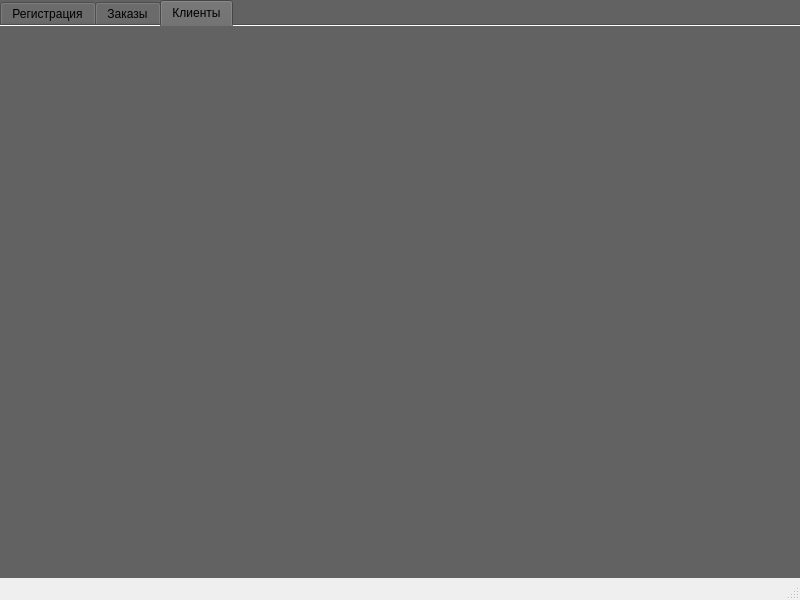
Above: Interface.ui from CheckHHH/DataBasePP before the change. Below: the same form after it.
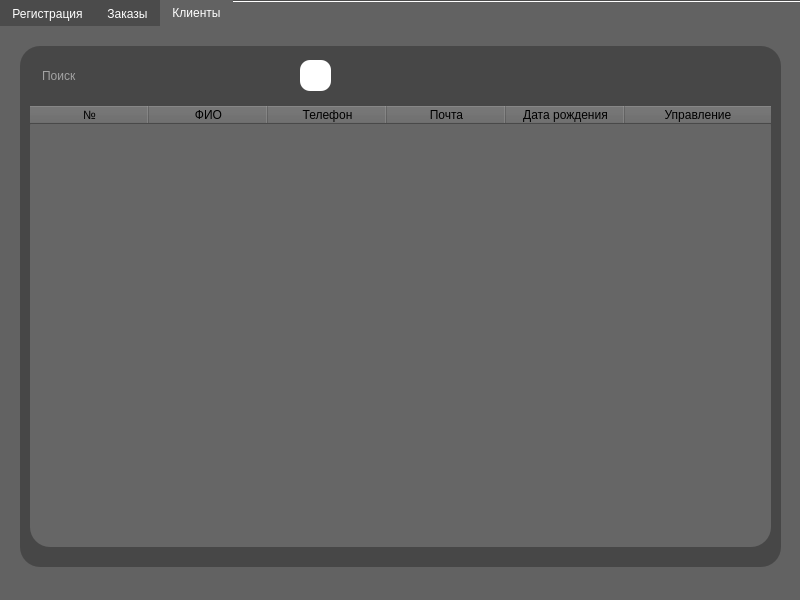
That is the form after the change. The open tabs and pages were chosen to show the change.

```diff
--- a/Interface.ui
+++ b/Interface.ui
@@ -25,6 +25,9 @@
   <property name="windowTitle">
    <string>MainWindow</string>
   </property>
+  <property name="styleSheet">
+   <string notr="true">background: rgb(98, 98, 98);</string>
+  </property>
   <property name="animated">
    <bool>true</bool>
   </property>
@@ -45,7 +48,33 @@
      <bool>false</bool>
     </property>
     <property name="styleSheet">
-     <string notr="true">background-color: rgb(98, 98, 98);</string>
+     <string notr="true">
+
+QTabWidget::pane 
+{
+	font:8pt &quot;Segoe UI Black&quot;;
+	border: 0px;
+	border-radius: 5%;
+	
+}
+
+QTabBar::tab
+{
+	color: rgb(255, 255, 255);
+	background-color: rgb(75, 75, 75);
+}
+
+QTabBar::tab:selected
+{
+	background: rgb(98, 98, 98);
+}
+
+QTabBar::tab:hover
+{
+	
+	
+	background-color: rgb(85, 85, 85);
+}</string>
     </property>
     <property name="currentIndex">
      <number>1</number>
@@ -584,6 +613,168 @@
      <attribute name="title">
       <string>Клиенты</string>
      </attribute>
+     <widget class="QGroupBox" name="groupBox_3">
+      <property name="geometry">
+       <rect>
+        <x>20</x>
+        <y>20</y>
+        <width>761</width>
+        <height>521</height>
+       </rect>
+      </property>
+      <property name="styleSheet">
+       <string notr="true">background-color: rgb(71, 71, 71);
+border-radius: 20%;</string>
+      </property>
+      <property name="title">
+       <string/>
+      </property>
+      <property name="alignment">
+       <set>Qt::AlignLeading|Qt::AlignLeft|Qt::AlignVCenter</set>
+      </property>
+      <property name="flat">
+       <bool>true</bool>
+      </property>
+      <property name="checkable">
+       <bool>false</bool>
+      </property>
+      <widget class="QTableWidget" name="tableWidget_3">
+       <property name="geometry">
+        <rect>
+         <x>10</x>
+         <y>60</y>
+         <width>741</width>
+         <height>441</height>
+        </rect>
+       </property>
+       <property name="minimumSize">
+        <size>
+         <width>741</width>
+         <height>441</height>
+        </size>
+       </property>
+       <property name="maximumSize">
+        <size>
+         <width>741</width>
+         <height>441</height>
+        </size>
+       </property>
+       <property name="mouseTracking">
+        <bool>false</bool>
+       </property>
+       <property name="styleSheet">
+        <string notr="true">background-color: rgb(102, 102, 102);
+color: rgb(0, 0, 0);
+font: 87 8pt &quot;Segoe UI Black&quot;;
+border: 0px;
+</string>
+       </property>
+       <property name="autoScrollMargin">
+        <number>16</number>
+       </property>
+       <property name="dragEnabled">
+        <bool>false</bool>
+       </property>
+       <property name="selectionMode">
+        <enum>QAbstractItemView::NoSelection</enum>
+       </property>
+       <property name="sortingEnabled">
+        <bool>false</bool>
+       </property>
+       <property name="columnCount">
+        <number>6</number>
+       </property>
+       <attribute name="horizontalHeaderDefaultSectionSize">
+        <number>119</number>
+       </attribute>
+       <attribute name="horizontalHeaderMinimumSectionSize">
+        <number>33</number>
+       </attribute>
+       <attribute name="horizontalHeaderStretchLastSection">
+        <bool>true</bool>
+       </attribute>
+       <attribute name="verticalHeaderVisible">
+        <bool>false</bool>
+       </attribute>
+       <attribute name="verticalHeaderCascadingSectionResizes">
+        <bool>false</bool>
+       </attribute>
+       <attribute name="verticalHeaderDefaultSectionSize">
+        <number>30</number>
+       </attribute>
+       <attribute name="verticalHeaderMinimumSectionSize">
+        <number>22</number>
+       </attribute>
+       <column>
+        <property name="text">
+         <string>№</string>
+        </property>
+       </column>
+       <column>
+        <property name="text">
+         <string>ФИО</string>
+        </property>
+       </column>
+       <column>
+        <property name="text">
+         <string>Телефон</string>
+        </property>
+       </column>
+       <column>
+        <property name="text">
+         <string>Почта</string>
+        </property>
+       </column>
+       <column>
+        <property name="text">
+         <string>Дата рождения</string>
+        </property>
+       </column>
+       <column>
+        <property name="text">
+         <string>Управление</string>
+        </property>
+       </column>
+      </widget>
+      <widget class="QLineEdit" name="lineEdit_2">
+       <property name="geometry">
+        <rect>
+         <x>20</x>
+         <y>20</y>
+         <width>251</width>
+         <height>20</height>
+        </rect>
+       </property>
+       <property name="styleSheet">
+        <string notr="true">color: rgb(255, 255, 255);
+font: 87 8pt &quot;Segoe UI Black&quot;;
+border: 0px;
+
+</string>
+       </property>
+       <property name="placeholderText">
+        <string>Поиск</string>
+       </property>
+      </widget>
+      <widget class="QPushButton" name="pushButton_2">
+       <property name="geometry">
+        <rect>
+         <x>280</x>
+         <y>14</y>
+         <width>31</width>
+         <height>31</height>
+        </rect>
+       </property>
+       <property name="styleSheet">
+        <string notr="true">border-radius: 10%;
+font: 87 8pt &quot;Segoe UI Black&quot;;
+background-color: rgb(255, 255, 255);</string>
+       </property>
+       <property name="text">
+        <string/>
+       </property>
+      </widget>
+     </widget>
     </widget>
    </widget>
   </widget>
```
Left out of the diff: 7 changed lines with no effect on the pictures.
